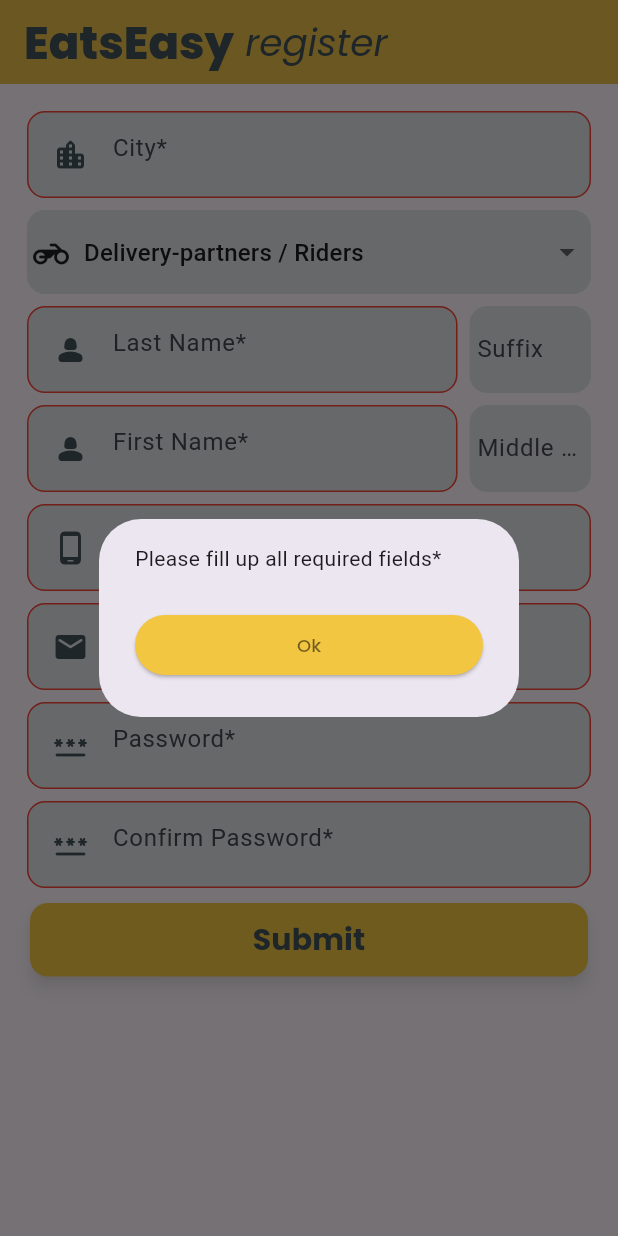
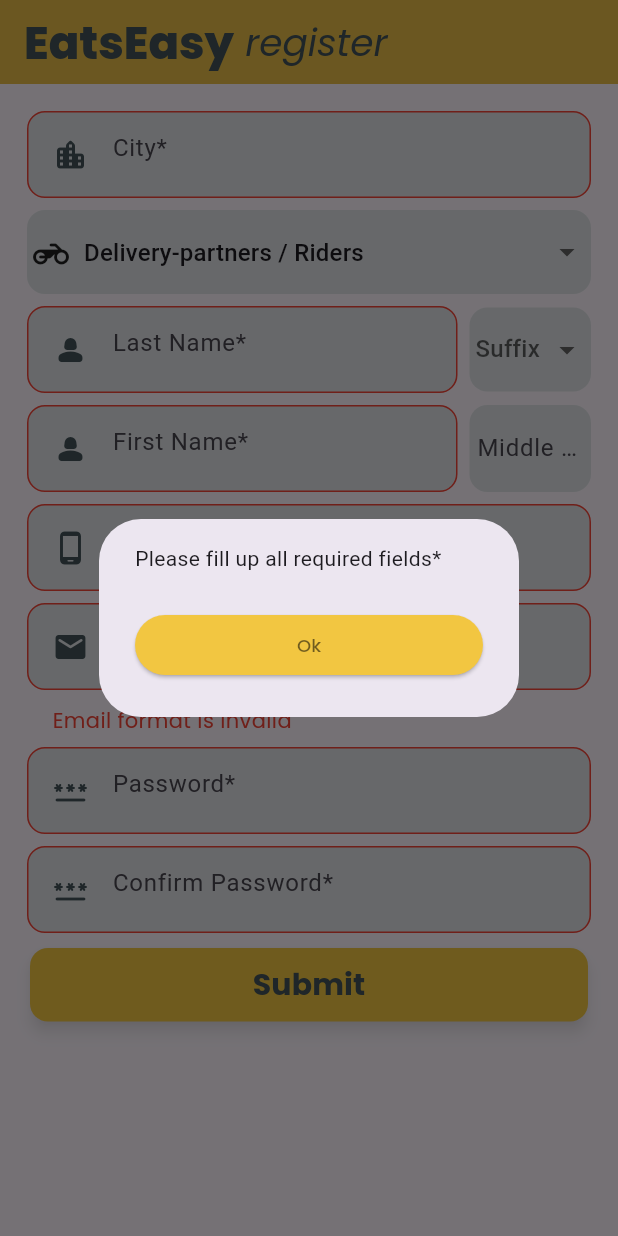
Before and after one commit to rowelalvero/eatseasy_riders_app, a Flutter app: the RegisterScreen screen opened directly, after a tap on "Submit", on a phone screen of 412 x 824 dp. Run offline on Flutter 3.47's test engine with Material 3 defaults, Android fonts, the phone set to English and light mode, and no system bars; our stand-ins replace cloud_firestore, firebase_auth, firebase_core, firebase_storage, image_picker, loading_animation_widget and 1 more; accounts and stored records are empty.

Commit message:
RegisterScreen Added format validation for email and suffix dropdown button.

```diff
--- a/lib/authentication/register.dart
+++ b/lib/authentication/register.dart
@@ -29,6 +29,7 @@ class _RegisterScreenState extends State<RegisterScreen> {
   bool _isUserTypingPassword = false;
   bool _isUserTypingConfirmPassword = false;
   bool _isUserTypingContactNumber = false;
+  bool _isUserTypingEmail = false;
   bool _isPasswordMatched = false;
 
   FocusNode passwordFocusNode = FocusNode();
@@ -43,7 +44,6 @@ class _RegisterScreenState extends State<RegisterScreen> {
   TextEditingController firstNameController = TextEditingController();
   TextEditingController lastNameController = TextEditingController();
   TextEditingController middleInitialController = TextEditingController();
-  TextEditingController suffixController = TextEditingController();
   TextEditingController emailController = TextEditingController();
   TextEditingController passwordController = TextEditingController();
   TextEditingController confirmPasswordController = TextEditingController();
@@ -54,12 +54,24 @@ class _RegisterScreenState extends State<RegisterScreen> {
     'Delivery-partners / Foot',
   ];
 
+  final List<String> _suffixDropdownItems = [
+    'Jr.',
+    'Sr.',
+    'II',
+    'III',
+    'IV',
+    ' '
+  ];
+
+  String? _suffixController;
+
   @override
   void initState() {
     super.initState();
     serviceType = TextEditingController();
     // Set the initial value of the controller to the first item in the dropdown
     serviceType.text = _dropdownItems.first;
+    /*suffixController.text = _suffixDropdownItems.first;*/
   }
 
   void _validatePassword(String value) {
@@ -130,6 +142,7 @@ class _RegisterScreenState extends State<RegisterScreen> {
   bool _isConfirmPasswordControllerInvalid = false;
   bool _isFormComplete = true;
 
+  //Check if the required fields are filled
   void _validateTextFields() {
     if (cityController.text.isEmpty) {
       setState(() {
@@ -181,20 +194,27 @@ class _RegisterScreenState extends State<RegisterScreen> {
       _isFormComplete = true;
     }
   }
+
+
+
+  //Check if the format of email is valid
+  bool isValidEmail(email) {
+    // Regular expression for email validation
+    final RegExp emailRegex =
+    RegExp(r'^[\w-\.]+@([\w-]+\.)+[\w-]{2,4}$');
+
+    return emailRegex.hasMatch(email);
+  }
+
   //Form validation
   Future<void> _formValidation() async {
+    String email = emailController.text.trim();
     _validateTextFields();
     if (_isFormComplete) {
       if (_isPasswordValidated()) {
         if(_isPasswordMatched) {
-          if (isContactNumberCompleted) {
-            //check if one of the textfields is empty
-            if (emailController.text.isNotEmpty &&
-                lastNameController.text.isNotEmpty &&
-                firstNameController.text.isNotEmpty &&
-                contactNumberController.text.isNotEmpty &&
-                cityController.text.isNotEmpty &&
-                serviceType.text.isNotEmpty) {
+          if(isValidEmail(email)) {
+            if (isContactNumberCompleted) {
               //show loading screen after submitting
               showDialog(
                   context: context,
@@ -207,23 +227,25 @@ class _RegisterScreenState extends State<RegisterScreen> {
               //Authenticate the rider
               authenticateVendorAndSignUp();
             }
-            //fill the empty fields
             else {
               showDialog(
                   context: context,
                   builder: (c) {
                     return const ErrorDialog(
-                      message: "Please fill up all required fields*",
+                      message: "Invalid contact number. Please try again.",
                     );
                   });
             }
           }
           else {
+            setState(() {
+              _isEmailControllerInvalid = true;
+            });
             showDialog(
                 context: context,
                 builder: (c) {
                   return const ErrorDialog(
-                    message: "Invalid contact number. Please try again.",
+                    message: "Email format is invalid.",
                   );
                 });
           }
@@ -323,7 +345,7 @@ class _RegisterScreenState extends State<RegisterScreen> {
       "lastName": lastNameController.text.trim(), // Storing last name after trimming leading/trailing whitespace
       "firstName": firstNameController.text.trim(), // Storing first name after trimming leading/trailing whitespace
       "M.I.": middleInitialController.text.trim(), // Storing middle initial after trimming leading/trailing whitespace
-      "suffix": suffixController.text.trim(), // Storing suffix after trimming leading/trailing whitespace
+      "suffix": _suffixController, // Storing suffix after trimming leading/trailing whitespace
       "contactNumber": contactNumberController.text.trim(), // Storing contact number after trimming leading/trailing whitespace
       "serviceType": serviceType.text.trim(), //Storing the service type of the rider
       "status": "pending", // Setting the status to 'pending'
@@ -458,9 +480,45 @@ class _RegisterScreenState extends State<RegisterScreen> {
                                   }
                               ),
                           ),
+
                           //Suffix text field
                           Expanded(
                               flex: 1,
+                            child: Container(
+                              padding: const EdgeInsets.all(4),
+                              margin: const EdgeInsets.only(left: 4.0, right: 18.0, top: 8.0),
+                              decoration: BoxDecoration(
+                                color: const Color(0xFFE0E3E7),
+                                borderRadius: BorderRadius.circular(12),
+                              ),
+                              child: SizedBox(
+                                child: DropdownButtonFormField<String>(
+                                  hint: const Text('Suffix'), // Hint text
+                                  decoration: const InputDecoration(
+                                    border: InputBorder.none,
+                                  ),
+                                  value: _suffixController,
+                                  onChanged: (String? newValue) async {
+                                    setState(() {
+                                      _suffixController = newValue!;
+                                    });
+                                  },
+                                  items: _suffixDropdownItems.map((String value) {
+                                    return DropdownMenuItem<String>(
+                                      value: value,
+                                      child: Text(value),
+                                    );
+                                  }).toList(),
+                                  dropdownColor: Colors.white,
+                                  // Set the background color of the dropdown list
+                                  elevation: 2, // Set the elevation of the dropdown list
+                                ),
+                              ),
+                            ),
+                          ),
+
+                          /*Expanded(
+                            flex: 1,
                               child: CustomTextField(
                                 data: null,
                                 controller: suffixController,
@@ -471,7 +529,7 @@ class _RegisterScreenState extends State<RegisterScreen> {
                                 noRightMargin: false,
                                 redBorder: false,
                               ),
-                          ),
+                          ),*/
                         ],
                       ),
 
@@ -607,9 +665,32 @@ class _RegisterScreenState extends State<RegisterScreen> {
                           onChanged:(value) {
                             setState(() {
                               _isEmailControllerInvalid = false;
+                              _isUserTypingEmail= true;
                             });
                           }
                       ),
+                      //Show "Passwords don't match"
+                      if (_isEmailControllerInvalid == true)
+                        const Row(
+                          children: [
+                            Padding(
+                              padding: EdgeInsets.only(left: 35),
+                              child: Column(
+                                crossAxisAlignment: CrossAxisAlignment.start,
+                                children: [
+                                  SizedBox(height: 10),
+                                  Text("Email format is invalid",
+                                      style: TextStyle(
+                                        fontSize: 14,
+                                        fontFamily: "Poppins",
+                                        color: Colors.red,
+                                      )
+                                  ),
+                                ],
+                              ),
+                            ),
+                          ],
+                        ),
 
                       //Password text field
                       Container(
```
